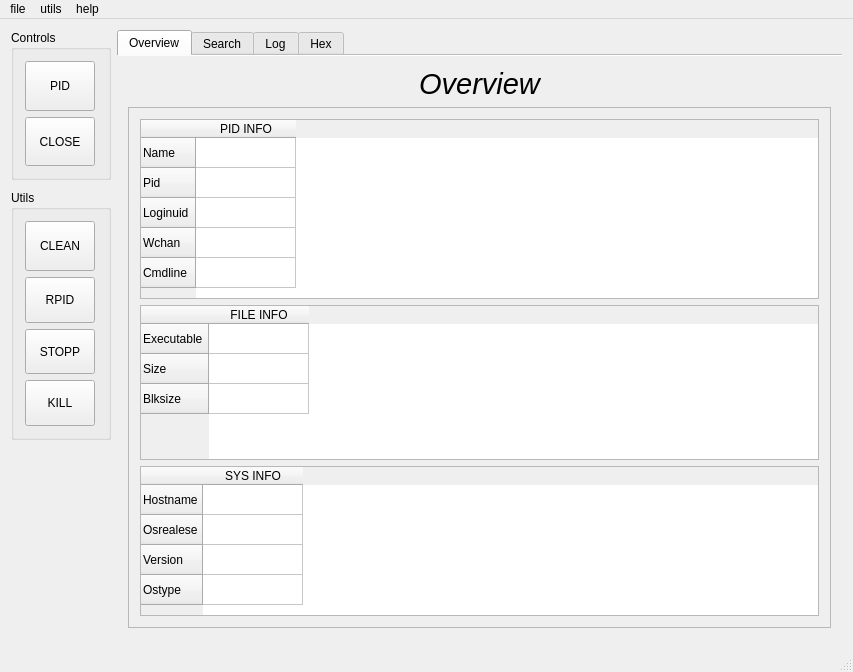
This is src/gui/mainwindow.ui in mentebinaria/maProc as Qt 5 draws it before an edit. The edited form follows.
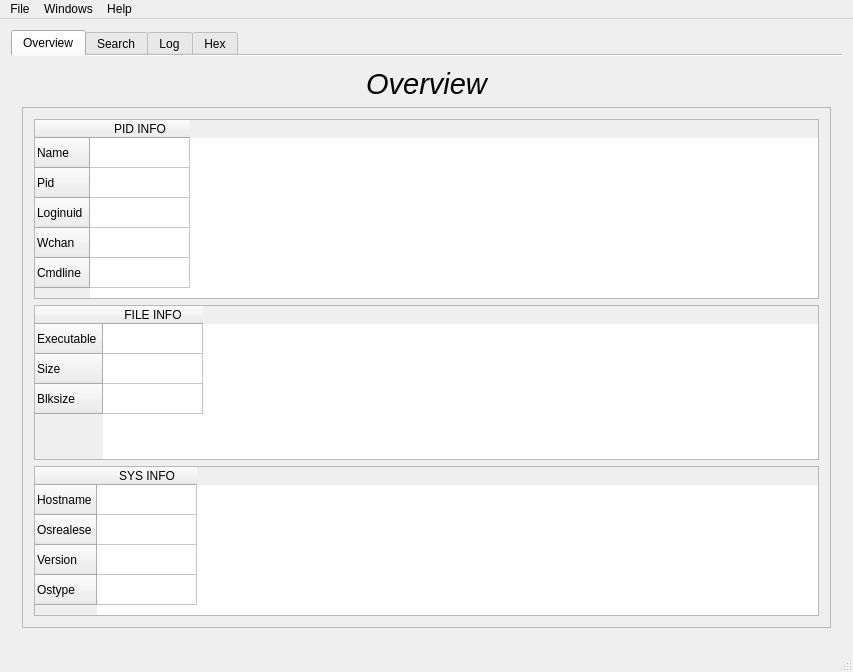
This is the edited form.

Commit message: [UPD] designer / [FIX] kill button

Patch:
```diff
--- a/src/gui/mainwindow.ui
+++ b/src/gui/mainwindow.ui
@@ -30,197 +30,6 @@
   </property>
   <widget class="QWidget" name="centralWidget">
    <layout class="QHBoxLayout" name="horizontalLayout_2">
-    <item>
-     <layout class="QVBoxLayout" name="Manipulation">
-      <property name="spacing">
-       <number>10</number>
-      </property>
-      <property name="sizeConstraint">
-       <enum>QLayout::SetFixedSize</enum>
-      </property>
-      <item alignment="Qt::AlignTop">
-       <widget class="QGroupBox" name="ControlsBox">
-        <property name="sizePolicy">
-         <sizepolicy hsizetype="Preferred" vsizetype="Preferred">
-          <horstretch>10</horstretch>
-          <verstretch>10</verstretch>
-         </sizepolicy>
-        </property>
-        <property name="minimumSize">
-         <size>
-          <width>100</width>
-          <height>150</height>
-         </size>
-        </property>
-        <property name="maximumSize">
-         <size>
-          <width>100</width>
-          <height>150</height>
-         </size>
-        </property>
-        <property name="title">
-         <string>Controls</string>
-        </property>
-        <layout class="QVBoxLayout" name="verticalLayout">
-         <item>
-          <widget class="QPushButton" name="pidButton">
-           <property name="minimumSize">
-            <size>
-             <width>40</width>
-             <height>40</height>
-            </size>
-           </property>
-           <property name="maximumSize">
-            <size>
-             <width>70</width>
-             <height>50</height>
-            </size>
-           </property>
-           <property name="text">
-            <string>PID</string>
-           </property>
-          </widget>
-         </item>
-         <item>
-          <widget class="QPushButton" name="closeButton">
-           <property name="minimumSize">
-            <size>
-             <width>40</width>
-             <height>40</height>
-            </size>
-           </property>
-           <property name="maximumSize">
-            <size>
-             <width>70</width>
-             <height>50</height>
-            </size>
-           </property>
-           <property name="text">
-            <string>CLOSE</string>
-           </property>
-          </widget>
-         </item>
-        </layout>
-       </widget>
-      </item>
-      <item alignment="Qt::AlignTop">
-       <widget class="QGroupBox" name="utilsBox">
-        <property name="minimumSize">
-         <size>
-          <width>100</width>
-          <height>250</height>
-         </size>
-        </property>
-        <property name="maximumSize">
-         <size>
-          <width>100</width>
-          <height>1500</height>
-         </size>
-        </property>
-        <property name="title">
-         <string>Utils</string>
-        </property>
-        <layout class="QVBoxLayout" name="verticalLayout_8">
-         <item>
-          <widget class="QPushButton" name="cleanButton2">
-           <property name="sizePolicy">
-            <sizepolicy hsizetype="Minimum" vsizetype="Fixed">
-             <horstretch>60</horstretch>
-             <verstretch>40</verstretch>
-            </sizepolicy>
-           </property>
-           <property name="minimumSize">
-            <size>
-             <width>60</width>
-             <height>40</height>
-            </size>
-           </property>
-           <property name="maximumSize">
-            <size>
-             <width>70</width>
-             <height>50</height>
-            </size>
-           </property>
-           <property name="text">
-            <string>CLEAN</string>
-           </property>
-          </widget>
-         </item>
-         <item>
-          <widget class="QPushButton" name="rpidButton">
-           <property name="minimumSize">
-            <size>
-             <width>60</width>
-             <height>40</height>
-            </size>
-           </property>
-           <property name="maximumSize">
-            <size>
-             <width>70</width>
-             <height>50</height>
-            </size>
-           </property>
-           <property name="text">
-            <string>RPID</string>
-           </property>
-          </widget>
-         </item>
-         <item>
-          <widget class="QPushButton" name="stopButton">
-           <property name="minimumSize">
-            <size>
-             <width>60</width>
-             <height>40</height>
-            </size>
-           </property>
-           <property name="maximumSize">
-            <size>
-             <width>70</width>
-             <height>50</height>
-            </size>
-           </property>
-           <property name="text">
-            <string>STOPP</string>
-           </property>
-          </widget>
-         </item>
-         <item>
-          <widget class="QPushButton" name="killButton">
-           <property name="minimumSize">
-            <size>
-             <width>60</width>
-             <height>40</height>
-            </size>
-           </property>
-           <property name="maximumSize">
-            <size>
-             <width>70</width>
-             <height>50</height>
-            </size>
-           </property>
-           <property name="text">
-            <string>KILL</string>
-           </property>
-          </widget>
-         </item>
-        </layout>
-       </widget>
-      </item>
-      <item>
-       <spacer name="verticalSpacer">
-        <property name="orientation">
-         <enum>Qt::Vertical</enum>
-        </property>
-        <property name="sizeHint" stdset="0">
-         <size>
-          <width>4</width>
-          <height>300</height>
-         </size>
-        </property>
-       </spacer>
-      </item>
-     </layout>
-    </item>
     <item>
      <widget class="QTabWidget" name="MenuView">
       <property name="enabled">
@@ -291,7 +100,7 @@
               <rect>
                <x>0</x>
                <y>0</y>
-               <width>715</width>
+               <width>823</width>
                <height>506</height>
               </rect>
              </property>
@@ -997,16 +806,9 @@
      <height>28</height>
     </rect>
    </property>
-   <widget class="QMenu" name="menuclean_2">
-    <property name="title">
-     <string>utils</string>
-    </property>
-    <addaction name="cleanButton"/>
-    <addaction name="GotooffsetButton"/>
-   </widget>
    <widget class="QMenu" name="menufile">
     <property name="title">
-     <string>file</string>
+     <string>File</string>
     </property>
     <addaction name="newButton"/>
     <addaction name="pidButton_2"/>
@@ -1014,12 +816,18 @@
    </widget>
    <widget class="QMenu" name="menuhelp">
     <property name="title">
-     <string>help</string>
+     <string>Help</string>
     </property>
     <addaction name="aboutButton"/>
    </widget>
+   <widget class="QMenu" name="menuWindows">
+    <property name="title">
+     <string>Windows</string>
+    </property>
+    <addaction name="newButton"/>
+   </widget>
    <addaction name="menufile"/>
-   <addaction name="menuclean_2"/>
+   <addaction name="menuWindows"/>
    <addaction name="menuhelp"/>
   </widget>
   <action name="cleanButton">
```
Left out of the diff: 89 changed lines with no effect on the pictures. The commit also changes 4 other files.
